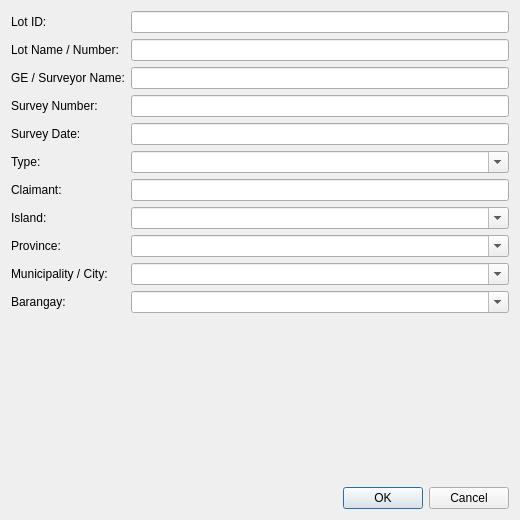
pcbarbosa/LotPlotter, file lot_details_dialog.ui: the form before one commit.
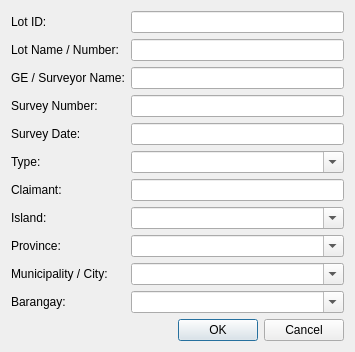
The form after the commit.

Commit message: Wire Designer dialog layouts and add license

```diff
--- a/lot_details_dialog.ui
+++ b/lot_details_dialog.ui
@@ -6,8 +6,8 @@
    <rect>
     <x>0</x>
     <y>0</y>
-    <width>520</width>
-    <height>520</height>
+    <width>355</width>
+    <height>324</height>
    </rect>
   </property>
   <property name="windowTitle">
```
The commit also changes 6 other files.
